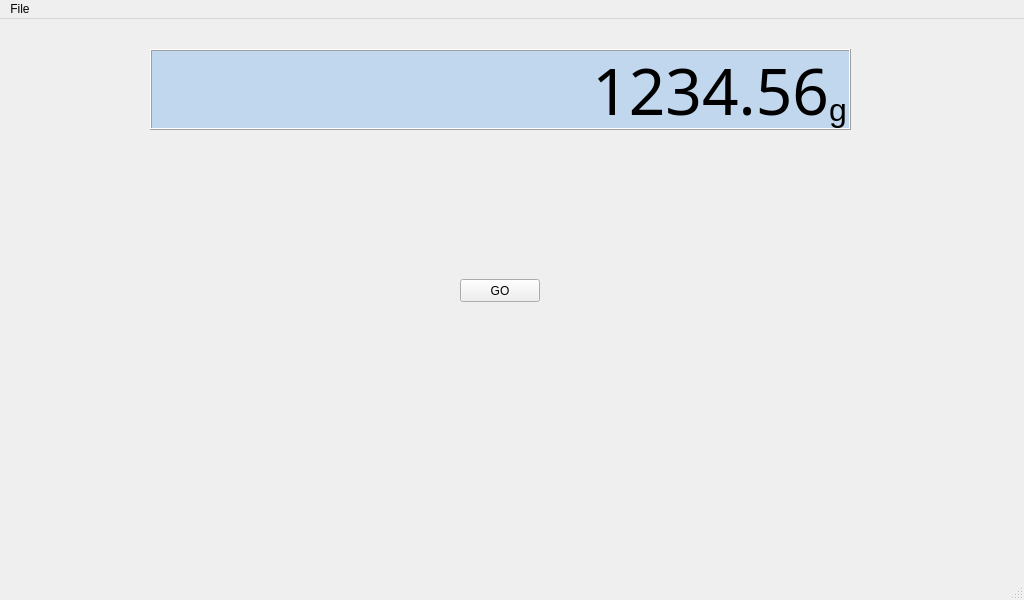
First picture: the form in Philler_Main.ui, repository Gauntleteer/Philler, before the edit.
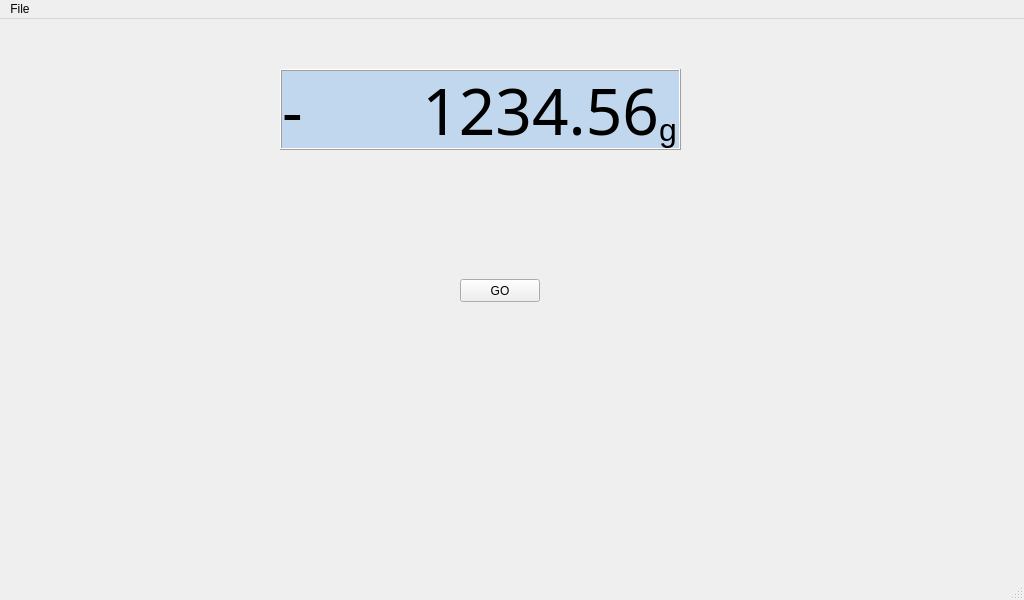
Second picture: the form after the edit.

Diff of the .ui file:
```diff
--- a/Philler_Main.ui
+++ b/Philler_Main.ui
@@ -36,9 +36,9 @@
    <widget class="QFrame" name="frame">
     <property name="geometry">
      <rect>
-      <x>150</x>
-      <y>30</y>
-      <width>701</width>
+      <x>280</x>
+      <y>50</y>
+      <width>401</width>
       <height>81</height>
      </rect>
     </property>
@@ -75,8 +75,8 @@
        <property name="verticalSpacing">
         <number>6</number>
        </property>
-       <item row="0" column="1">
-        <widget class="QLabel" name="l_g">
+       <item row="0" column="2">
+        <widget class="QLabel" name="l_weight_g">
          <property name="maximumSize">
           <size>
            <width>20</width>
@@ -99,8 +99,8 @@
          </property>
         </widget>
        </item>
-       <item row="0" column="0">
-        <widget class="QLabel" name="label">
+       <item row="0" column="1">
+        <widget class="QLabel" name="l_weight">
          <property name="font">
           <font>
            <family>DSEG7 Modern</family>
@@ -121,6 +121,39 @@
          </property>
         </widget>
        </item>
+       <item row="0" column="0">
+        <widget class="QLabel" name="l_weight_neg">
+         <property name="minimumSize">
+          <size>
+           <width>50</width>
+           <height>0</height>
+          </size>
+         </property>
+         <property name="maximumSize">
+          <size>
+           <width>50</width>
+           <height>16777215</height>
+          </size>
+         </property>
+         <property name="font">
+          <font>
+           <family>DSEG7 Modern</family>
+           <pointsize>48</pointsize>
+           <weight>50</weight>
+           <bold>false</bold>
+          </font>
+         </property>
+         <property name="styleSheet">
+          <string notr="true">background-color: rgb(193, 215, 238);</string>
+         </property>
+         <property name="text">
+          <string>-</string>
+         </property>
+         <property name="alignment">
+          <set>Qt::AlignLeading|Qt::AlignLeft|Qt::AlignVCenter</set>
+         </property>
+        </widget>
+       </item>
       </layout>
      </item>
     </layout>
```
